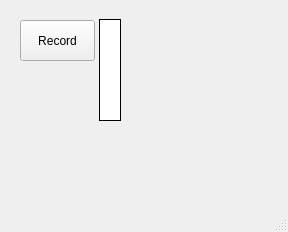
First picture: the form in bert.ui, repository crossroadchurch/bert, before the edit.
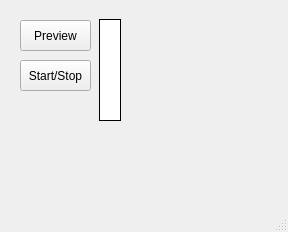
Second picture: the form after the edit.

Commit message:
Preview mode
Preview button added, improved gain meter

What changed in the file:
```diff
--- a/bert.ui
+++ b/bert.ui
@@ -14,25 +14,6 @@
    <string>Bert</string>
   </property>
   <widget class="QWidget" name="centralwidget">
-   <widget class="QToolButton" name="record_button">
-    <property name="geometry">
-     <rect>
-      <x>20</x>
-      <y>20</y>
-      <width>75</width>
-      <height>41</height>
-     </rect>
-    </property>
-    <property name="text">
-     <string>Record</string>
-    </property>
-    <property name="checkable">
-     <bool>true</bool>
-    </property>
-    <property name="checked">
-     <bool>false</bool>
-    </property>
-   </widget>
    <widget class="Line" name="gain_bg">
     <property name="geometry">
      <rect>
@@ -99,6 +80,38 @@
      <enum>Qt::Vertical</enum>
     </property>
    </widget>
+   <widget class="QPushButton" name="preview_button">
+    <property name="geometry">
+     <rect>
+      <x>20</x>
+      <y>20</y>
+      <width>71</width>
+      <height>31</height>
+     </rect>
+    </property>
+    <property name="text">
+     <string>Preview</string>
+    </property>
+    <property name="checkable">
+     <bool>true</bool>
+    </property>
+   </widget>
+   <widget class="QPushButton" name="start_button">
+    <property name="geometry">
+     <rect>
+      <x>20</x>
+      <y>60</y>
+      <width>71</width>
+      <height>31</height>
+     </rect>
+    </property>
+    <property name="text">
+     <string>Start/Stop</string>
+    </property>
+    <property name="checkable">
+     <bool>true</bool>
+    </property>
+   </widget>
    <zorder>gain_border</zorder>
    <zorder>record_button</zorder>
    <zorder>gain_bg</zorder>
```
Left out of the diff: 5 changed lines with no effect on the pictures. The commit also changes 4 other files.
